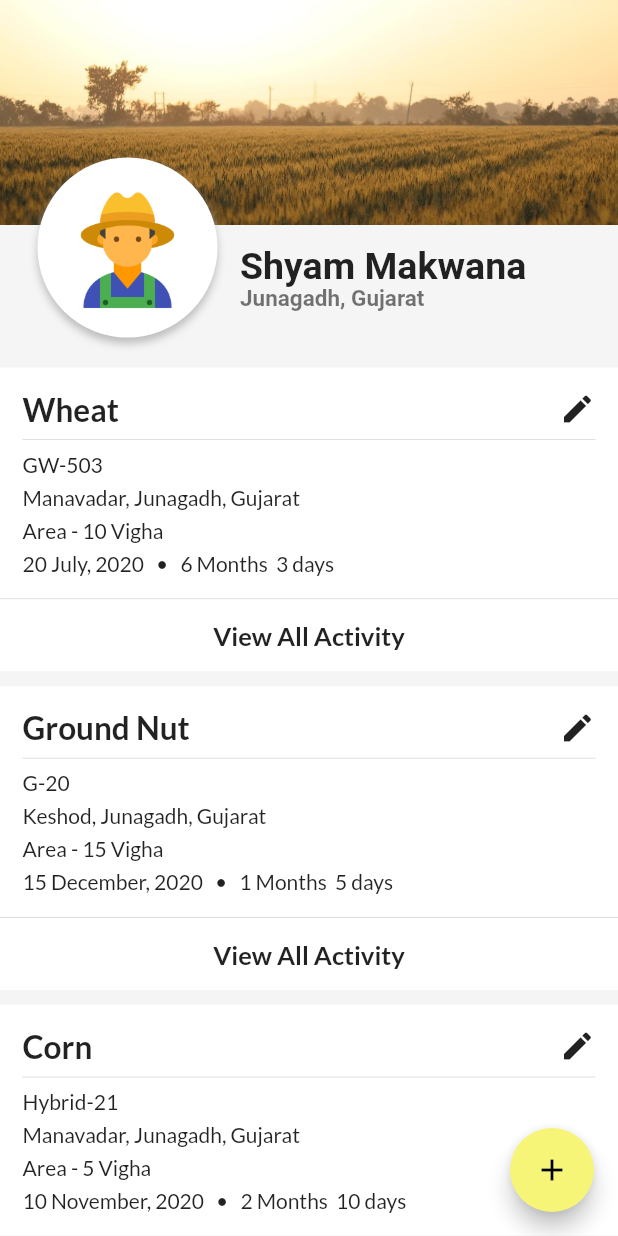
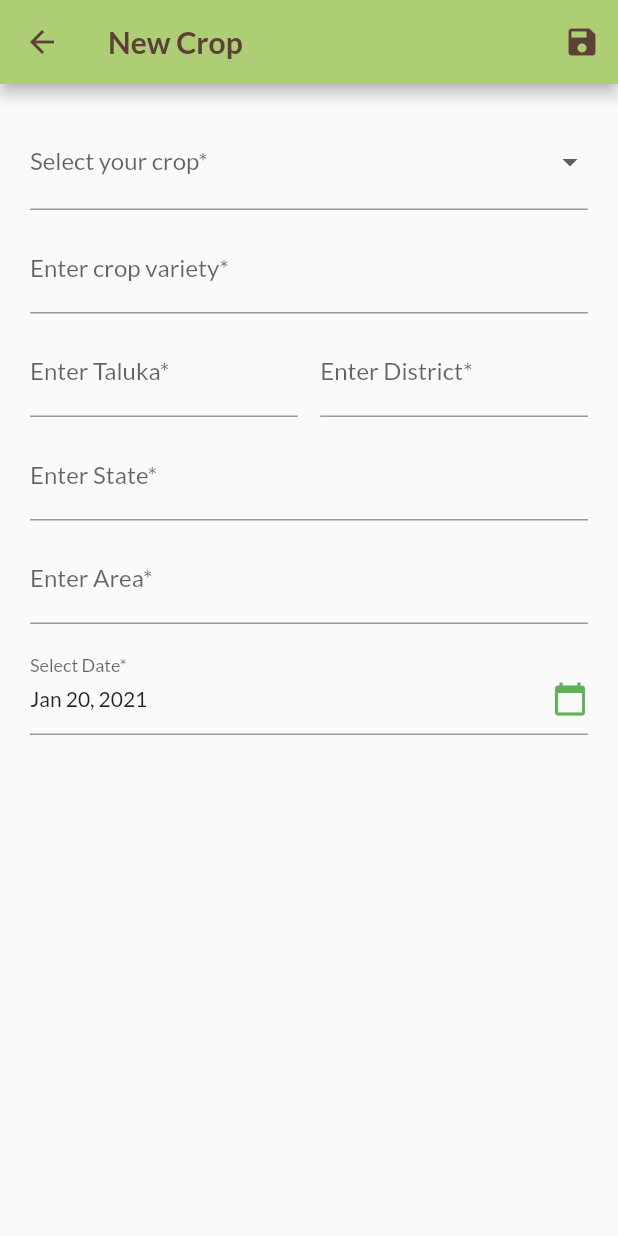
Before and after one commit to mscreation28/Farmer-Social-Network, a Flutter app: the ProfilePage screen opened by its route, after a tap on the "add" icon, on a phone screen of 412 x 824 dp. Run offline on Flutter 3.47's test engine with Material 2 defaults, Android fonts, the phone set to English and light mode, and no system bars; our stand-ins replace google_fonts, timeline_tile; accounts and stored records are empty; Roboto replaces fonts that are missing (Cairo).

Commit message:
New/Edit Timeline & Event

```diff
--- a/lib/Screen/profile_page.dart
+++ b/lib/Screen/profile_page.dart
@@ -1,3 +1,5 @@
+import '../page/new_crop_timeline.dart';
+
 import '../Widget/userCropListItem.dart';
 import '../models/dummy_data.dart';
 import 'package:flutter/material.dart';
@@ -116,7 +118,12 @@ class _ProfilePageState extends State<ProfilePage> {
         ),
       ),
       floatingActionButton: FloatingActionButton(
-        onPressed: () {},
+        onPressed: () {
+          Navigator.pushNamed(
+            context,
+            NewCropTimeline.routeName,
+          );
+        },
         child: Icon(
           Icons.add,
         ),
--- a/lib/Widget/userCropListItem.dart
+++ b/lib/Widget/userCropListItem.dart
@@ -1,4 +1,5 @@
 import 'package:KrishiMitr/Screen/timeline_activity.dart';
+import 'package:KrishiMitr/page/edit_crop_timeline.dart';
 
 import '../models/dummy_data.dart';
 import 'package:intl/intl.dart';
@@ -12,6 +13,15 @@ class UserCropList extends StatelessWidget {
     Navigator.pushNamed(
       cntx,
       TimelineActivity.routeName,
+      arguments: {
+        'usercropid' : dummyCrop[index].id,
+      }
+    );
+  }
+  void editActivity(int index, BuildContext cntx) {
+    Navigator.pushNamed(
+      cntx,
+      EditCropTimeline.routeName,
       arguments: {
         'usercropid' : dummyCrop[index].id,
       }
@@ -42,8 +52,13 @@ class UserCropList extends StatelessWidget {
                       fontWeight: FontWeight.bold
                     ),
                   ),
-                  Icon(
-                    Icons.edit
+                  IconButton(
+                    icon: Icon(
+                      Icons.edit
+                    ),
+                    onPressed: () {
+                      editActivity(index, context);
+                    }
                   )
                 ],
               ),
--- /dev/null
+++ b/lib/page/new_crop_timeline.dart
@@ -0,0 +1,162 @@
+import 'package:flutter/material.dart';
+import 'package:google_fonts/google_fonts.dart';
+import 'package:intl/intl.dart';
+
+class NewCropTimeline extends StatefulWidget {
+  static const routeName = "./new-crop";
+
+  @override
+  _NewCropTimelineState createState() => _NewCropTimelineState();
+}
+
+class _NewCropTimelineState extends State<NewCropTimeline> {
+  final crop = [
+    'wheat','groundnut','corn','wheat1','groundnut1','corn1',
+  ];
+  final _formKey = GlobalKey<FormState>();
+  AutovalidateMode _autovalidateMode = AutovalidateMode.disabled;
+  String selectCrop;
+  DateTime _date = DateTime.now();
+  String name;
+
+  void _presentDatePicker(BuildContext context) {
+    showDatePicker(
+      context: context,
+      initialDate: _date,
+      firstDate: DateTime(1999),
+      lastDate: DateTime.now(),
+      builder: (context, child) {
+        return Theme(
+          data: ThemeData.dark(),
+          child: child,
+        );
+      },
+    ).then((value) {
+      if(value == null) {
+        return;
+      }
+      setState(() {
+
+        _date = value;
+        print(_date);
+      });
+    });
+  }
+
+  @override
+  Widget build(BuildContext context) {
+    return Scaffold(
+      appBar: AppBar(
+        actions: [
+          IconButton(
+            icon: Icon(Icons.save),
+            onPressed: () {
+              if (_formKey.currentState.validate()) {
+                _formKey.currentState.save();//save once fields are valid, onSaved method invoked for every form fields
+
+              } else {
+                setState(() {
+                  _autovalidateMode = AutovalidateMode.always; //enable realtime validation
+                });
+              }
+            }
+          )
+        ],
+        title: Text(
+          'New Crop',
+          style: GoogleFonts.lato(
+            color: Theme.of(context).primaryColorDark,
+            fontWeight: FontWeight.bold
+          ),
+        ),
+        backgroundColor: Theme.of(context).primaryColorLight,
+        iconTheme: IconThemeData(color: Theme.of(context).primaryColorDark),
+      ),
+      body: SingleChildScrollView(
+        child: Form(
+          key: _formKey,
+          autovalidateMode: _autovalidateMode,
+          child: Container(
+            padding: EdgeInsets.all(20),
+            child: Column(
+              children: [
+                DropdownButtonFormField<String>(
+                  value: selectCrop,
+                  decoration: InputDecoration(
+                    labelText: 'Select your crop*'
+                  ),
+                  // elevation: 20,
+                  onChanged: (crop) =>
+                      setState(() => selectCrop = crop),
+                  validator: (value) => value == null ? 'field required' : null,
+                  items: crop.map<DropdownMenuItem<String>>((String value) {
+                    return DropdownMenuItem<String>(
+                      value: value,
+                      child: Text(value),
+                    );
+                  }).toList(),
+                ),
+                SizedBox(height: 10),
+                TextFormField(
+                  decoration: InputDecoration(labelText: 'Enter crop variety*'),
+                  validator: (value) => value.isEmpty ? 'Crop variety is required' : null,
+                  onSaved: (value) => name = value,
+                ),
+                SizedBox(height: 10),
+                Row(
+                  children: [
+                    Expanded(
+                      child: TextFormField(
+                        decoration: InputDecoration(labelText: 'Enter Taluka*'),
+                        validator: (value) => value.isEmpty ? 'Taluka is required field' : null,
+                        onSaved: (value) => name = value,
+                      ),
+                    ),
+                    SizedBox(width: 15),
+                    Expanded(
+                      child: TextFormField(
+                        decoration: InputDecoration(labelText: 'Enter District*',),
+                        validator: (value) => value.isEmpty ? 'District is required' : null,
+                        onSaved: (value) => name = value,
+                      ),
+                    ),
+                  ],
+                ),
+                SizedBox(height: 10),
+                TextFormField(
+                  decoration: InputDecoration(labelText: 'Enter State*'),
+                  validator: (value) => value.isEmpty ? 'State is required' : null,
+                  onSaved: (value) => name = value,
+                ),
+                SizedBox(height: 10),
+                TextFormField(
+                  decoration: InputDecoration(labelText: 'Enter Area*'),
+                  validator: (value) => value.isEmpty ? 'Area is required' : null,
+                  onSaved: (value) => name = value,
+                  keyboardType: TextInputType.number,
+                ),
+                SizedBox(height: 10),
+                InkWell(
+                  onTap: () {_presentDatePicker(context);},
+                  child: InputDecorator(
+                    decoration: InputDecoration(labelText: 'Select Date*'),
+                    child: new Row(
+                      mainAxisAlignment: MainAxisAlignment.spaceBetween,
+                      mainAxisSize: MainAxisSize.min,
+                      children: <Widget>[
+                        Text(DateFormat.yMMMd().format(_date)),
+                        Icon(Icons.calendar_today,
+                            color: Theme.of(context).primaryColor
+                        ),
+                      ],
+                    ),
+                  ),
+                ),
+              ],
+            ),
+          ),
+        ),
+      ),
+    );
+  }
+}
```
Also changed, not shown: lib/Screen/timeline_activity.dart (+30 -4 lines), lib/main.dart (+10 -2 lines), lib/page/edit_crop_timeline.dart (added, +184 -0 lines), lib/page/edit_timeline_event.dart (added, +168 -0 lines), lib/page/new_timeline_event.dart (added, +149 -0 lines).
